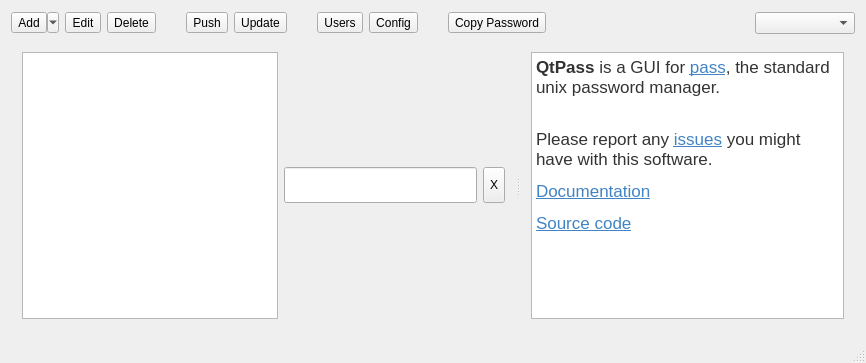
This is mainwindow.ui in IJHack/QtPass as Qt 5 draws it before an edit. The edited form follows.
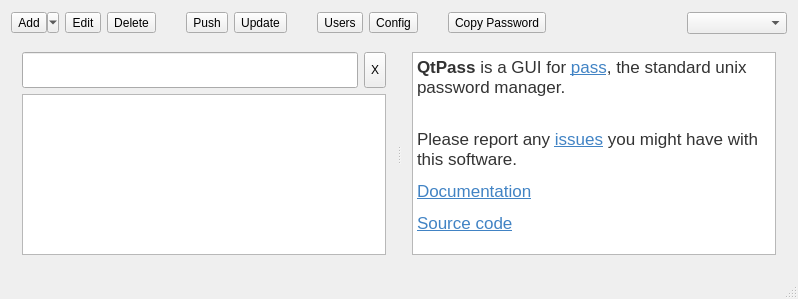
This is the edited form. Icons and pictures are not drawn.

Commit message: W00ps in mainwindow

```diff
--- a/mainwindow.ui
+++ b/mainwindow.ui
@@ -6,8 +6,8 @@
    <rect>
     <x>0</x>
     <y>0</y>
-    <width>866</width>
-    <height>363</height>
+    <width>798</width>
+    <height>299</height>
    </rect>
   </property>
   <property name="windowTitle">
@@ -259,9 +259,6 @@
        <layout class="QVBoxLayout" name="verticalLayoutTree">
         <item>
          <layout class="QHBoxLayout" name="horizontalLayout">
-          <item>
-           <widget class="QTreeView" name="treeView"/>
-          </item>
           <item>
            <widget class="QLineEdit" name="lineEdit">
             <property name="minimumSize">
@@ -294,6 +291,9 @@
           </item>
          </layout>
         </item>
+        <item>
+         <widget class="QTreeView" name="treeView"/>
+        </item>
        </layout>
       </widget>
       <widget class="QWidget" name="verticalLayoutWidget">
```
